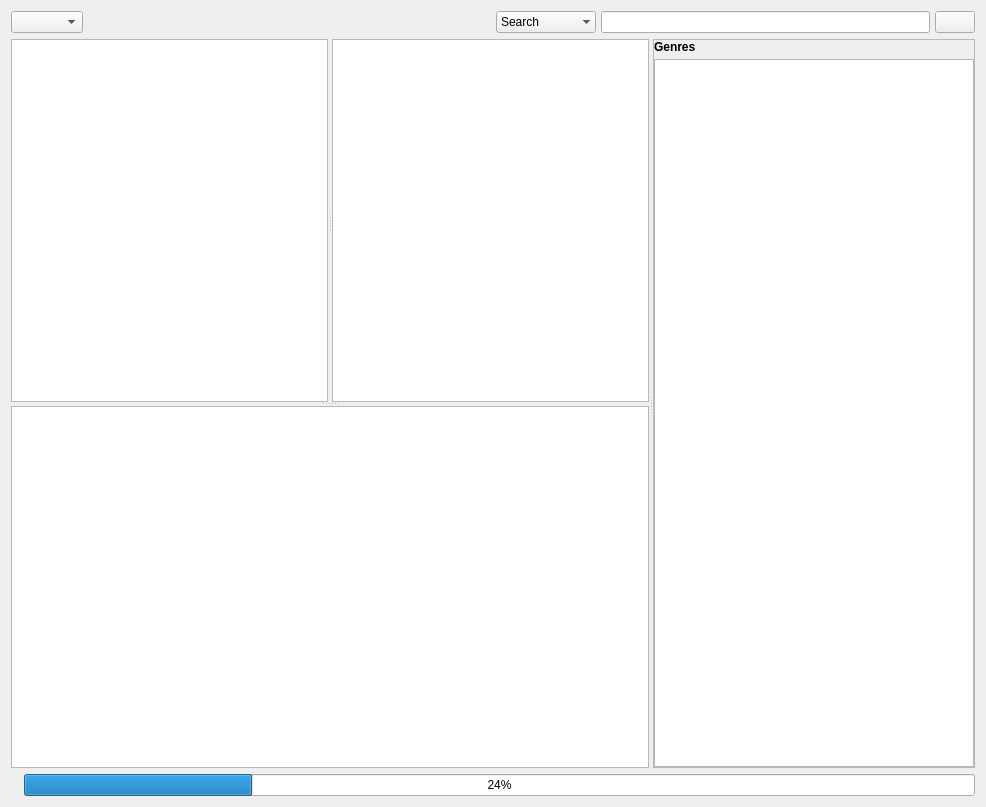
Qt form src/GUI/Library/GUI_LocalLibrary.ui (return42/sayonara) before a commit.
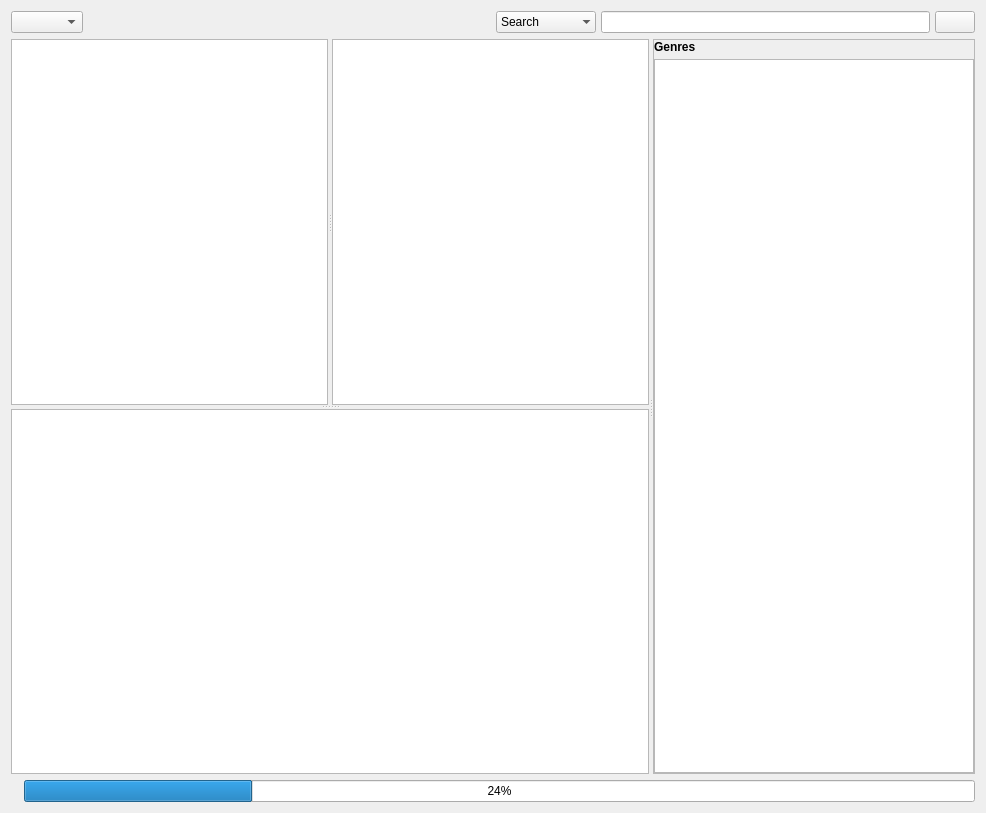
The same form after that commit. Icons and pictures are not drawn. Custom widgets are drawn as their Qt base class.

What changed in the file:
```diff
--- a/src/GUI/Library/GUI_LocalLibrary.ui
+++ b/src/GUI/Library/GUI_LocalLibrary.ui
@@ -7,7 +7,7 @@
     <x>0</x>
     <y>0</y>
     <width>986</width>
-    <height>807</height>
+    <height>813</height>
    </rect>
   </property>
   <property name="sizePolicy">
@@ -227,7 +227,7 @@
              <bool>false</bool>
             </property>
             <property name="gridStyle">
-             <enum>Qt::DotLine</enum>
+             <enum>Qt::NoPen</enum>
             </property>
             <property name="sortingEnabled">
              <bool>true</bool>
```
Left out of the diff: 54 changed lines with no effect on the pictures.
